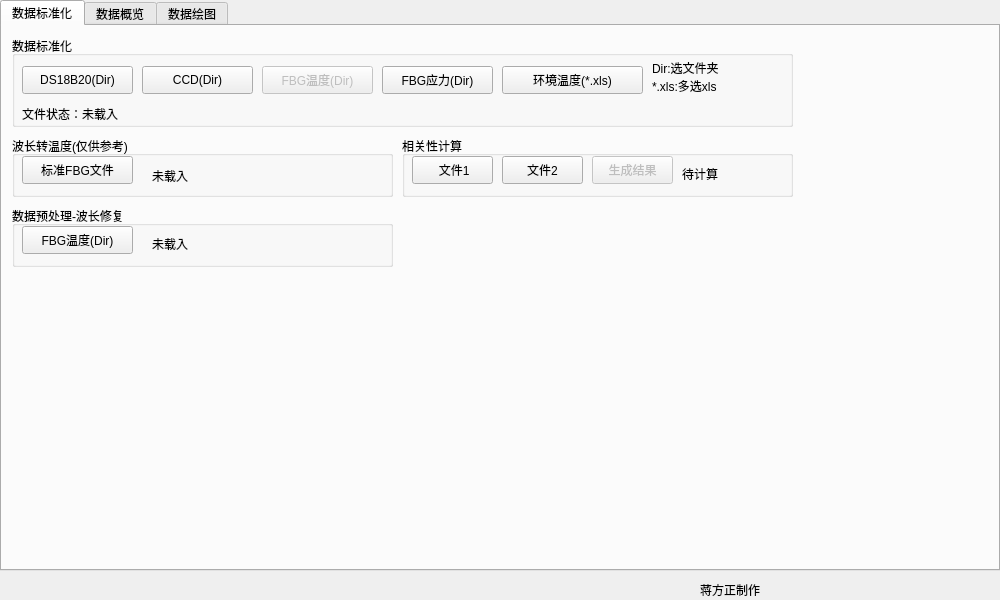
This is mainwindow.ui in jiangfangzheng/JfzDataLab as Qt 5 draws it before an edit. The edited form follows.
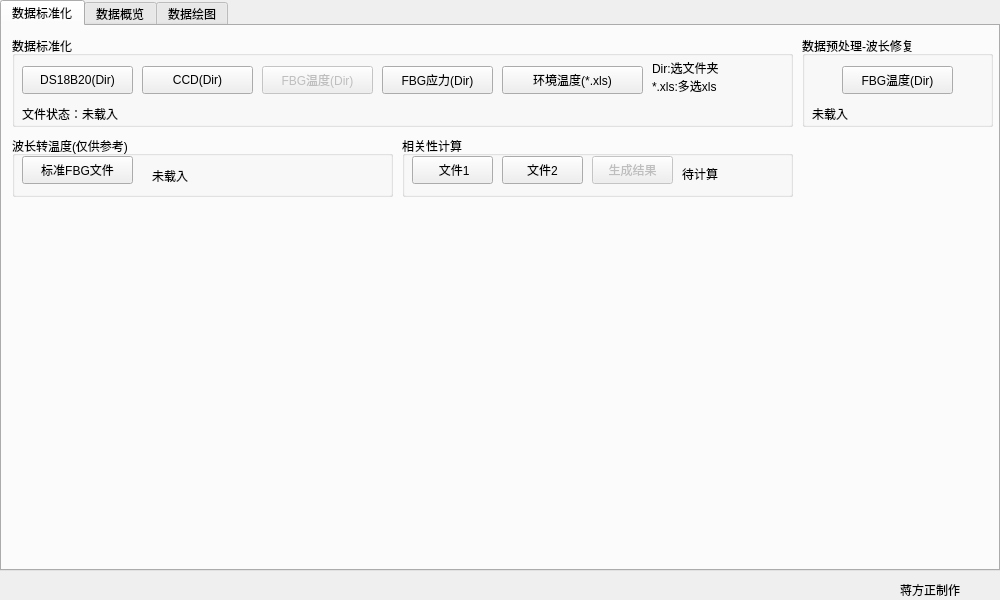
This is the edited form.

The edit to the form file:
```diff
--- a/mainwindow.ui
+++ b/mainwindow.ui
@@ -260,10 +260,10 @@
      <widget class="QGroupBox" name="groupBox_6">
       <property name="geometry">
        <rect>
-        <x>10</x>
-        <y>180</y>
-        <width>381</width>
-        <height>61</height>
+        <x>800</x>
+        <y>10</y>
+        <width>191</width>
+        <height>91</height>
        </rect>
       </property>
       <property name="title">
@@ -272,8 +272,8 @@
       <widget class="QPushButton" name="pushButton_LoadFBGT_ALL">
        <property name="geometry">
         <rect>
-         <x>10</x>
-         <y>20</y>
+         <x>40</x>
+         <y>30</y>
          <width>111</width>
          <height>28</height>
         </rect>
@@ -285,9 +285,9 @@
       <widget class="QLabel" name="label_10">
        <property name="geometry">
         <rect>
-         <x>140</x>
-         <y>30</y>
-         <width>231</width>
+         <x>10</x>
+         <y>70</y>
+         <width>171</width>
          <height>16</height>
         </rect>
        </property>
@@ -456,7 +456,7 @@
    <widget class="QLabel" name="label">
     <property name="geometry">
      <rect>
-      <x>700</x>
+      <x>900</x>
       <y>580</y>
       <width>91</width>
       <height>20</height>
```
Left out of the diff: 2 changed lines with no effect on the pictures.
